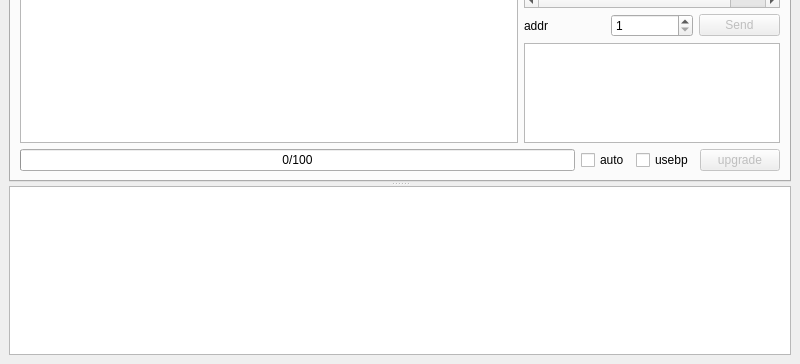
Before: the Qt Designer form mainwindow.ui in zaazbb/YM001NetworkAnalyzer, drawn with Qt 5; both pictures show x 0 to 800 and y 236 to 600 of the 800 by 600 pixel window.
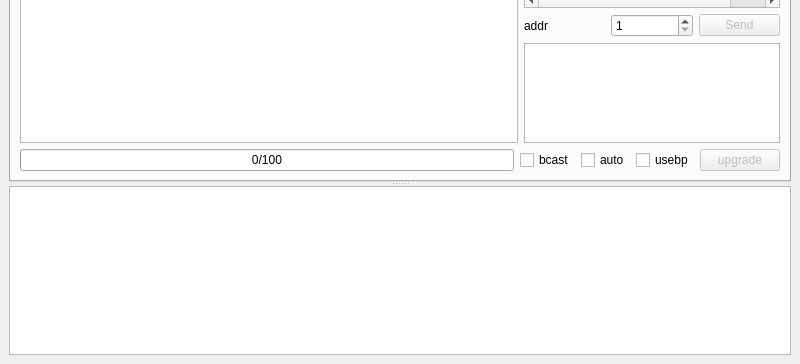
After: the same form once the commit is applied. The open tabs and pages were chosen to show the change.

Diff of the .ui file:
```diff
--- a/mainwindow.ui
+++ b/mainwindow.ui
@@ -485,7 +485,7 @@
           </layout>
          </item>
          <item>
-          <layout class="QHBoxLayout" name="horizontalLayout_2">
+          <layout class="QHBoxLayout" name="horizontalLayout_2" stretch="1,0,0,0,0">
            <item>
             <widget class="QProgressBar" name="progressBar_upgrade">
              <property name="value">
@@ -496,6 +496,13 @@
              </property>
             </widget>
            </item>
+           <item>
+            <widget class="QCheckBox" name="checkBox_bcast">
+             <property name="text">
+              <string>bcast</string>
+             </property>
+            </widget>
+           </item>
            <item>
             <widget class="QCheckBox" name="checkBox_upgauto">
              <property name="toolTip">
```
Left out of the diff: 7 changed lines with no effect on the pictures.
